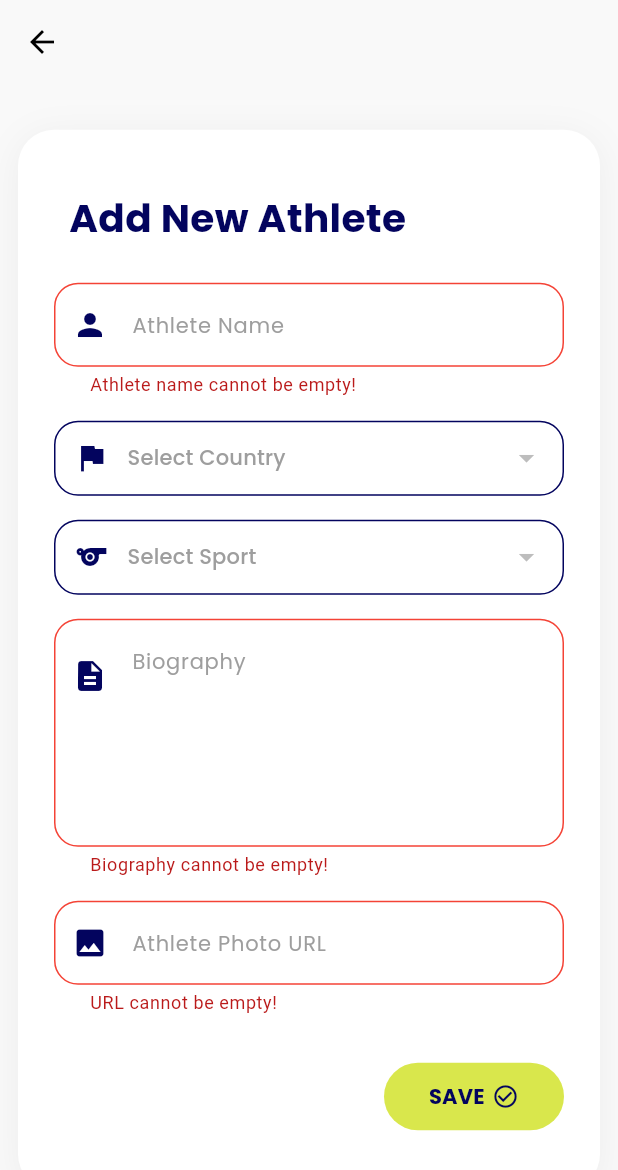
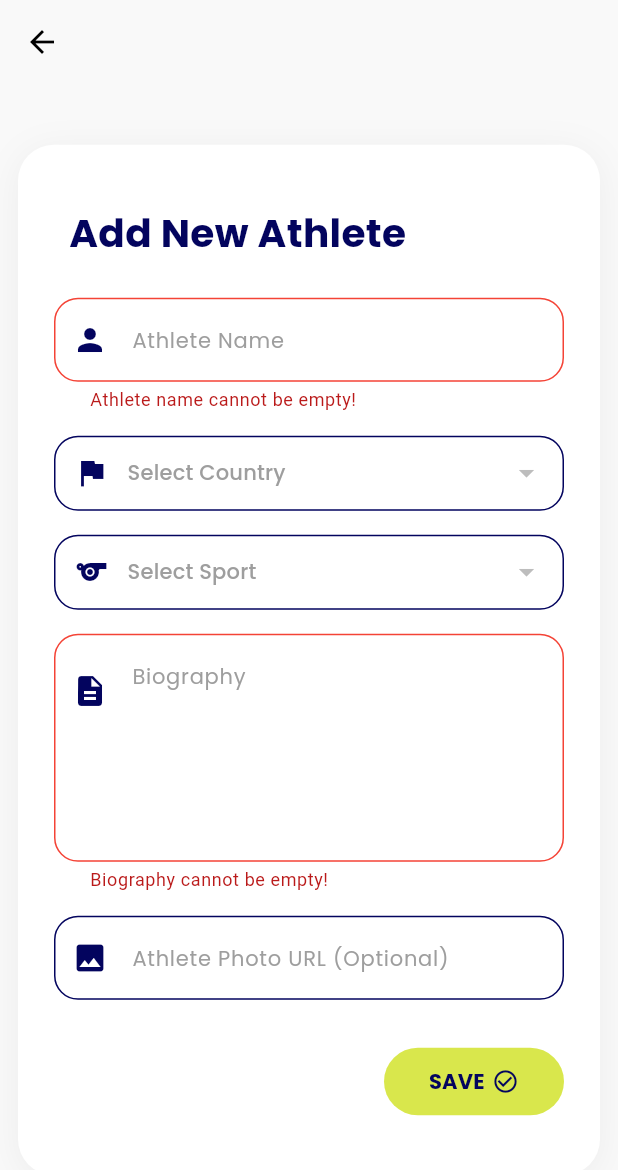
Before and after one commit to pbp-kelompok-b12/WIkilympics-mobile, a Flutter app: the AthleteEntryFormPage screen opened directly, after a tap on "SAVE", on a phone screen of 412 x 824 dp. Shown: the top 1170 px of the screen. Run offline on Flutter 3.47's test engine with Material 3 defaults, Android fonts, the phone set to English and light mode, and no system bars; our stand-ins replace google_fonts; missing offline and left inert: pbp_django_auth; network calls fail.

Commit message:
module done

```diff
--- a/lib/athletes/models/athlete_entry.dart
+++ b/lib/athletes/models/athlete_entry.dart
@@ -1,4 +1,3 @@
-// lib/athletes/models/athlete_entry.dart
 import 'dart:convert';
 
 List<AthleteEntry> athleteEntryFromJson(String str) => List<AthleteEntry>.from(
@@ -9,13 +8,15 @@
     json.encode(List<dynamic>.from(data.map((x) => x.toJson())));
 
 class AthleteEntry {
-  int pk;
+  String pk;
   Fields fields;
 
   AthleteEntry({required this.pk, required this.fields});
 
-  factory AthleteEntry.fromJson(Map<String, dynamic> json) =>
-      AthleteEntry(pk: json["pk"], fields: Fields.fromJson(json["fields"]));
+  factory AthleteEntry.fromJson(Map<String, dynamic> json) => AthleteEntry(
+    pk: json["pk"].toString(),
+    fields: Fields.fromJson(json["fields"]),
+  );
 
   Map<String, dynamic> toJson() => {"pk": pk, "fields": fields.toJson()};
 }
@@ -26,7 +27,6 @@
   String sport;
   String biography;
   String athletePhoto;
-  DateTime createdAt;
 
   Fields({
     required this.athleteName,
@@ -34,7 +34,6 @@
     required this.sport,
     required this.biography,
     required this.athletePhoto,
-    required this.createdAt,
   });
 
   factory Fields.fromJson(Map<String, dynamic> json) => Fields(
@@ -43,7 +42,6 @@
     sport: json["sport"] ?? "",
     biography: json["biography"] ?? "",
     athletePhoto: json["athlete_photo"] ?? "",
-    createdAt: DateTime.parse(json["created_at"]),
   );
 
   Map<String, dynamic> toJson() => {
@@ -52,6 +50,5 @@
     "sport": sport,
     "biography": biography,
     "athlete_photo": athletePhoto,
-    "created_at": createdAt.toIso8601String(),
   };
 }
--- a/lib/athletes/screens/athlete_entry_form.dart
+++ b/lib/athletes/screens/athlete_entry_form.dart
@@ -1,14 +1,11 @@
-// lib/athletes/screens/athlete_entry_form.dart
 import 'package:flutter/material.dart';
 import 'package:google_fonts/google_fonts.dart';
 import 'package:provider/provider.dart';
-import 'dart:convert';
 import 'package:pbp_django_auth/pbp_django_auth.dart';
 import 'package:wikilympics/athletes/models/athlete_entry.dart';
 
 class AthleteEntryFormPage extends StatefulWidget {
   final AthleteEntry? athleteEntry;
-
   const AthleteEntryFormPage({super.key, this.athleteEntry});
 
   @override
@@ -17,23 +14,17 @@
 
 class _AthleteEntryFormPageState extends State<AthleteEntryFormPage> {
   final _formKey = GlobalKey<FormState>();
-
-  // === FORM FIELDS (SESUAI DJANGO) ===
   String _athleteName = "";
   String _country = "";
   String _sport = "";
   String _biography = "";
   String _athletePhoto = "";
-
-  // === COLOR PALETTE ===
+  List<String> _sportOptions = [];
+  List<String> _countryOptions = [];
+  bool _loadingOptions = true;
   final Color kPrimaryNavy = const Color(0xFF03045E);
   final Color kAccentLime = const Color(0xFFD9E74C);
   final Color kBgGrey = const Color(0xFFF9F9F9);
-
-  // === DYNAMIC OPTIONS ===
-  List<String> _sportOptions = [];
-  List<String> _countryOptions = [];
-  bool _loadingOptions = true;
 
   @override
   void initState() {
@@ -55,25 +46,19 @@
       final response = await request.get(
         'http://127.0.0.1:8000/athletes/json/',
       );
-
       Set<String> sportSet = {};
       Set<String> countrySet = {};
 
       for (var d in response) {
         if (d != null) {
           final athlete = AthleteEntry.fromJson(d);
-
-          if (athlete.fields.sport.isNotEmpty) {
+          if (athlete.fields.sport.isNotEmpty)
             sportSet.add(athlete.fields.sport);
-          }
-
-          if (athlete.fields.country.isNotEmpty) {
+          if (athlete.fields.country.isNotEmpty)
             countrySet.add(athlete.fields.country);
-          }
         }
       }
 
-      // Tambahkan data dari athlete yang sedang diedit
       if (widget.athleteEntry != null) {
         final f = widget.athleteEntry!.fields;
         sportSet.add(f.sport);
@@ -88,7 +73,6 @@
         });
       }
     } catch (e) {
-      print("Error fetching options: $e");
       if (mounted) {
         setState(() {
           _loadingOptions = false;
@@ -97,19 +81,13 @@
     }
   }
 
-  // === VALIDATOR HELPER ===
   String? _validateUrl(String? value) {
-    if (value == null || value.isEmpty) {
-      return "URL cannot be empty!";
-    }
+    if (value == null || value.isEmpty) return null;
     final uri = Uri.tryParse(value);
-    if (uri == null || !uri.hasAbsolutePath) {
-      return "URL is not valid!";
-    }
+    if (uri == null || !uri.hasAbsolutePath) return "URL is not valid!";
     return null;
   }
 
-  // === STYLE HELPER ===
   InputDecoration _buildInputDecoration(String hint, IconData icon) {
     return InputDecoration(
       hintText: hint,
@@ -170,15 +148,17 @@
                     ),
                   ),
                   isExpanded: true,
-                  items: options.map((String option) {
-                    return DropdownMenuItem<String>(
-                      value: option,
-                      child: Text(
-                        option,
-                        style: GoogleFonts.poppins(fontSize: 14),
-                      ),
-                    );
-                  }).toList(),
+                  items: options
+                      .map(
+                        (option) => DropdownMenuItem<String>(
+                          value: option,
+                          child: Text(
+                            option,
+                            style: GoogleFonts.poppins(fontSize: 14),
+                          ),
+                        ),
+                      )
+                      .toList(),
                   onChanged: isLoading ? null : onChanged,
                 ),
               ),
@@ -189,9 +169,70 @@
     );
   }
 
+  Map<String, dynamic> _createFormData() {
+    return {
+      "athlete_name": _athleteName,
+      "country": _country,
+      "sport": _sport,
+      "biography": _biography,
+      "athlete_photo": _athletePhoto,
+    };
+  }
+
+  Future<void> _submitForm(BuildContext context, bool isEdit) async {
+    final request = context.read<CookieRequest>();
+    try {
+      Map<String, dynamic> response;
+      if (isEdit) {
+        response = await request.postJson(
+          'http://localhost:8000/athletes/edit-athlete-ajax/${widget.athleteEntry!.pk}/',
+          _createFormData(),
+        );
+      } else {
+        response = await request.postJson(
+          'http://localhost:8000/athletes/create-athlete-ajax/',
+          _createFormData(),
+        );
+      }
+
+      if (context.mounted) {
+        if (response['status'] == 'success') {
+          ScaffoldMessenger.of(context).showSnackBar(
+            SnackBar(
+              content: Text(isEdit ? "Athlete updated!" : "Athlete added!"),
+              backgroundColor: kAccentLime,
+              behavior: SnackBarBehavior.floating,
+              action: SnackBarAction(
+                label: 'OK',
+                textColor: kPrimaryNavy,
+                onPressed: () {},
+              ),
+            ),
+          );
+          Navigator.pop(context);
+        } else {
+          ScaffoldMessenger.of(context).showSnackBar(
+            SnackBar(
+              content: Text(response['message'] ?? "Failed to save athlete."),
+              backgroundColor: Colors.red,
+            ),
+          );
+        }
+      }
+    } catch (e) {
+      if (context.mounted) {
+        ScaffoldMessenger.of(context).showSnackBar(
+          SnackBar(
+            content: Text("Error: ${e.toString()}"),
+            backgroundColor: Colors.red,
+          ),
+        );
+      }
+    }
+  }
+
   @override
   Widget build(BuildContext context) {
-    final request = context.watch<CookieRequest>();
     final isEdit = widget.athleteEntry != null;
 
     return Scaffold(
@@ -226,7 +267,6 @@
               child: Column(
                 crossAxisAlignment: CrossAxisAlignment.stretch,
                 children: [
-                  // === HEADER ===
                   Padding(
                     padding: const EdgeInsets.only(left: 10),
                     child: Text(
@@ -239,8 +279,6 @@
                     ),
                   ),
                   const SizedBox(height: 25),
-
-                  // 1. Athlete Name
                   TextFormField(
                     initialValue: _athleteName,
                     decoration: _buildInputDecoration(
@@ -254,8 +292,6 @@
                         : null,
                   ),
                   const SizedBox(height: 16),
-
-                  // 2. Country Dropdown
                   _buildDropdownFormField(
                     hint: "Select Country",
                     icon: Icons.flag,
@@ -267,8 +303,6 @@
                         value == null ? "Please select country!" : null,
                   ),
                   const SizedBox(height: 16),
-
-                  // 3. Sport Dropdown
                   _buildDropdownFormField(
                     hint: "Select Sport",
                     icon: Icons.sports,
@@ -280,8 +314,6 @@
                         value == null ? "Please select sport!" : null,
                   ),
                   const SizedBox(height: 16),
-
-                  // 4. Biography
                   TextFormField(
                     initialValue: _biography,
                     maxLines: 5,
@@ -305,12 +337,10 @@
                         : null,
                   ),
                   const SizedBox(height: 16),
-
-                  // 5. Athlete Photo URL
                   TextFormField(
                     initialValue: _athletePhoto,
                     decoration: _buildInputDecoration(
-                      "Athlete Photo URL",
+                      "Athlete Photo URL (Optional)",
                       Icons.image,
                     ),
                     style: GoogleFonts.poppins(color: kPrimaryNavy),
@@ -318,8 +348,6 @@
                     validator: _validateUrl,
                   ),
                   const SizedBox(height: 32),
-
-                  // === SUBMIT BUTTON ===
                   Align(
                     alignment: Alignment.centerRight,
                     child: SizedBox(
@@ -337,57 +365,7 @@
                         ),
                         onPressed: () async {
                           if (_formKey.currentState!.validate()) {
-                            // TENTUKAN URL BERDASARKAN MODE
-                            String url;
-                            if (isEdit) {
-                              // EDIT URL
-                              url =
-                                  "http://localhost:8000/athletes/edit-flutter/${widget.athleteEntry!.pk}/";
-                            } else {
-                              // CREATE URL
-                              url =
-                                  "http://localhost:8000/athletes/create-flutter/";
-                            }
-
-                            final response = await request.postJson(
-                              url,
-                              jsonEncode({
-                                "athlete_name": _athleteName, // SESUAI DJANGO
-                                "country": _country, // SESUAI DJANGO
-                                "sport": _sport, // SESUAI DJANGO
-                                "biography": _biography, // SESUAI DJANGO
-                                "athlete_photo": _athletePhoto, // SESUAI DJANGO
-                              }),
-                            );
-
-                            if (context.mounted) {
-                              if (response['status'] == 'success') {
-                                ScaffoldMessenger.of(context).showSnackBar(
-                                  SnackBar(
-                                    content: Text(
-                                      isEdit
-                                          ? "Athlete updated!"
-                                          : "Athlete added!",
-                                    ),
-                                    backgroundColor: kAccentLime,
-                                    behavior: SnackBarBehavior.floating,
-                                    action: SnackBarAction(
-                                      label: 'OK',
-                                      textColor: kPrimaryNavy,
-                                      onPressed: () {},
-                                    ),
-                                  ),
-                                );
-                                Navigator.pop(context);
-                              } else {
-                                ScaffoldMessenger.of(context).showSnackBar(
-                                  const SnackBar(
-                                    content: Text("Failed to save athlete."),
-                                    backgroundColor: Colors.red,
-                                  ),
-                                );
-                              }
-                            }
+                            await _submitForm(context, isEdit);
                           }
                         },
                         child: Row(
--- a/lib/screens/login.dart
+++ b/lib/screens/login.dart
@@ -108,7 +108,7 @@
                       String password = _passwordController.text;
 
                       final response = await request.login(
-                        "http://127.0.0.1:8000/auth/login/",
+                        "http://127.0.0.1:8000/authentication/login/",
                         {"username": username, "password": password},
                       );
 
--- a/lib/screens/register.dart
+++ b/lib/screens/register.dart
@@ -121,7 +121,7 @@
                       String password2 = _confirmPasswordController.text;
 
                       final response = await request.postJson(
-                        "http://127.0.0.1:8000/auth/register/",
+                        "http://127.0.0.1:8000/authentication/register/",
                         jsonEncode({
                           "username": username,
                           "password1": password1,
--- a/pubspec.yaml
+++ b/pubspec.yaml
@@ -64,6 +64,7 @@
 
   # To add assets to your application, add an assets section, like this:
   assets:
+     - assets/wikilympics_banner.png
   #   - images/a_dot_burr.jpeg
   #   - images/a_dot_ham.jpeg
 
```
Also changed, not shown: lib/athletes/screens/athlete_entry_detail.dart (+10 -25 lines), lib/athletes/screens/athletes_entry_list.dart (+2 -27 lines), lib/athletes/widgets/athlete_entry_card.dart (+8 -20 lines), assets/wikilympics_banner.png (added).
